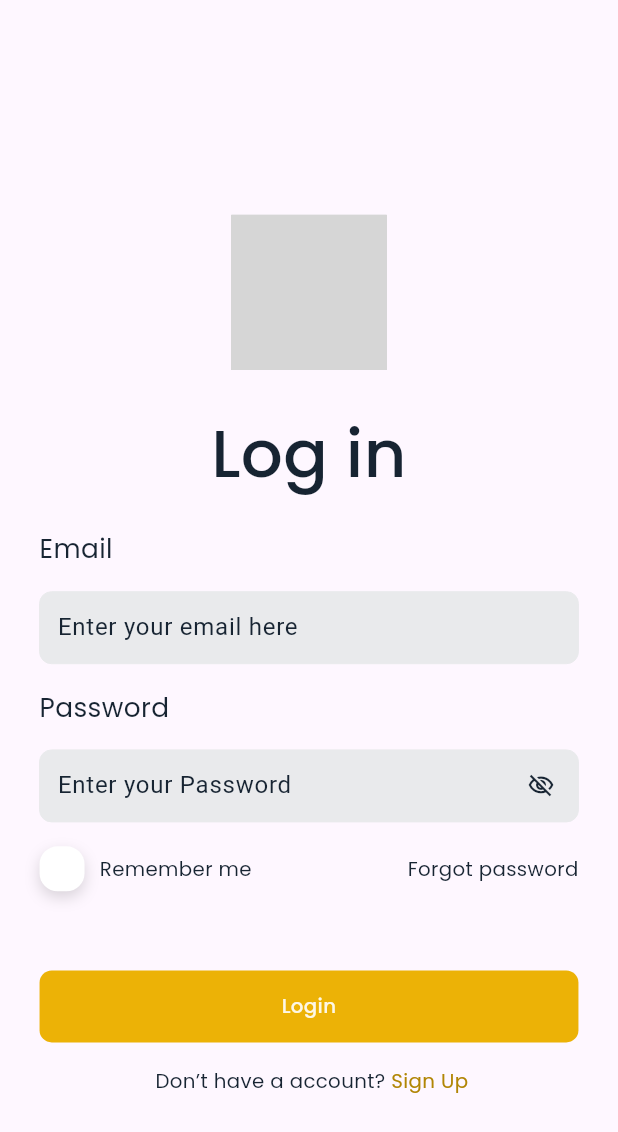
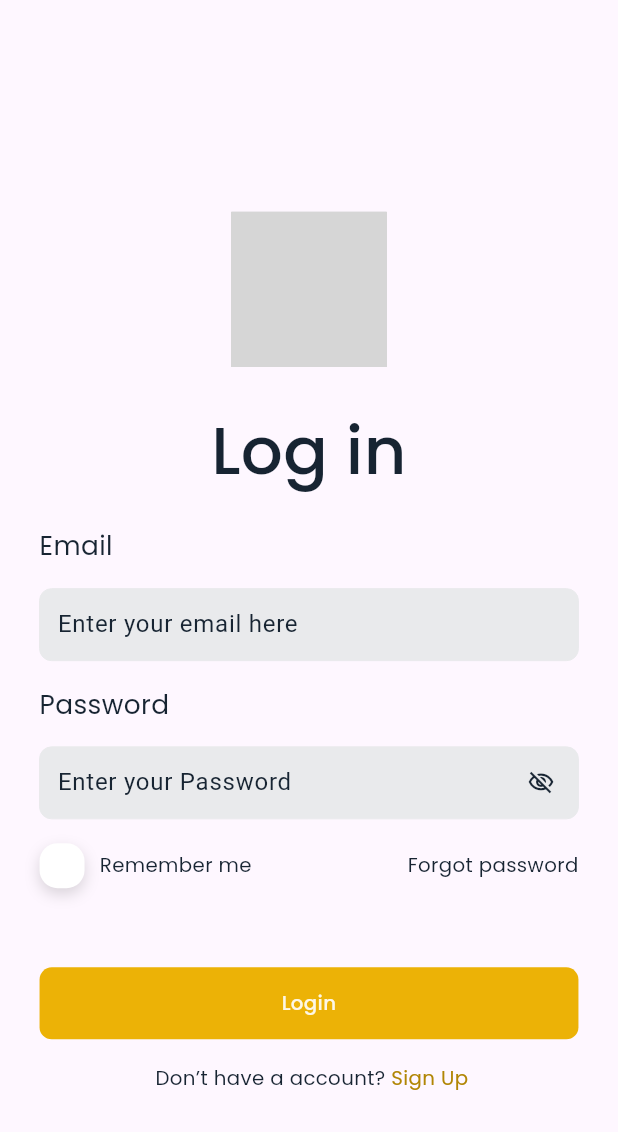
Before and after one commit to BilalN10/servey_app, a Flutter app: the screen it shows after launch, on a phone screen of 412 x 824 dp. Shown: the top 1132 px of the screen. Run offline on Flutter 3.47's test engine with Material 3 defaults, Android fonts, the phone set to English and light mode, and no system bars; our stand-ins replace connectivity_plus, flutter_screenutil, flutter_spinkit, flutter_svg, fluttertoast, get and 4 more; network calls fail; project files that could hold a hidden picture were left out; grey boxes are pictures that could not be loaded.

Commit message:
some chnage

```diff
--- a/lib/View/Screen/AuthScreen/sign_in.dart
+++ b/lib/View/Screen/AuthScreen/sign_in.dart
@@ -22,13 +22,14 @@ class SignInScreen extends StatelessWidget {
         child: GetBuilder<AuthController>(builder:(controller){
           return Form(
             key: formKey,
+
             child: Column(
               crossAxisAlignment: CrossAxisAlignment.start,
               mainAxisAlignment: MainAxisAlignment.end,
               children: [
 
                 SizedBox(
-                  height: 77.h,
+                  height: 75.h,
                 ),
 
                 SizedBox(
```
